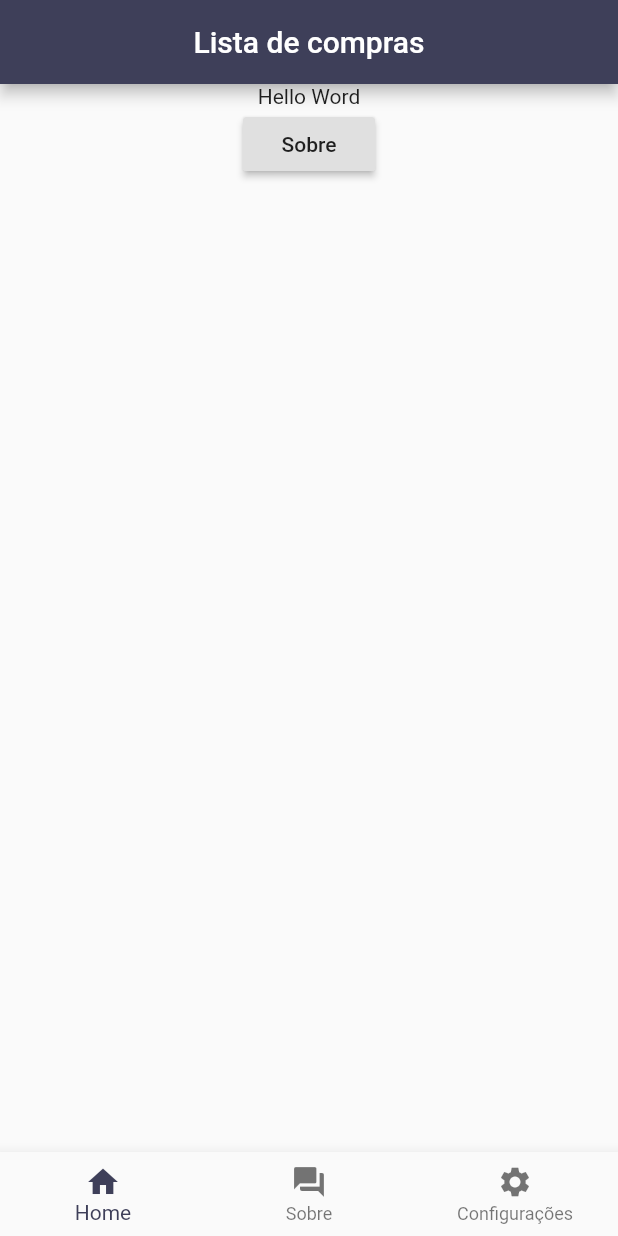
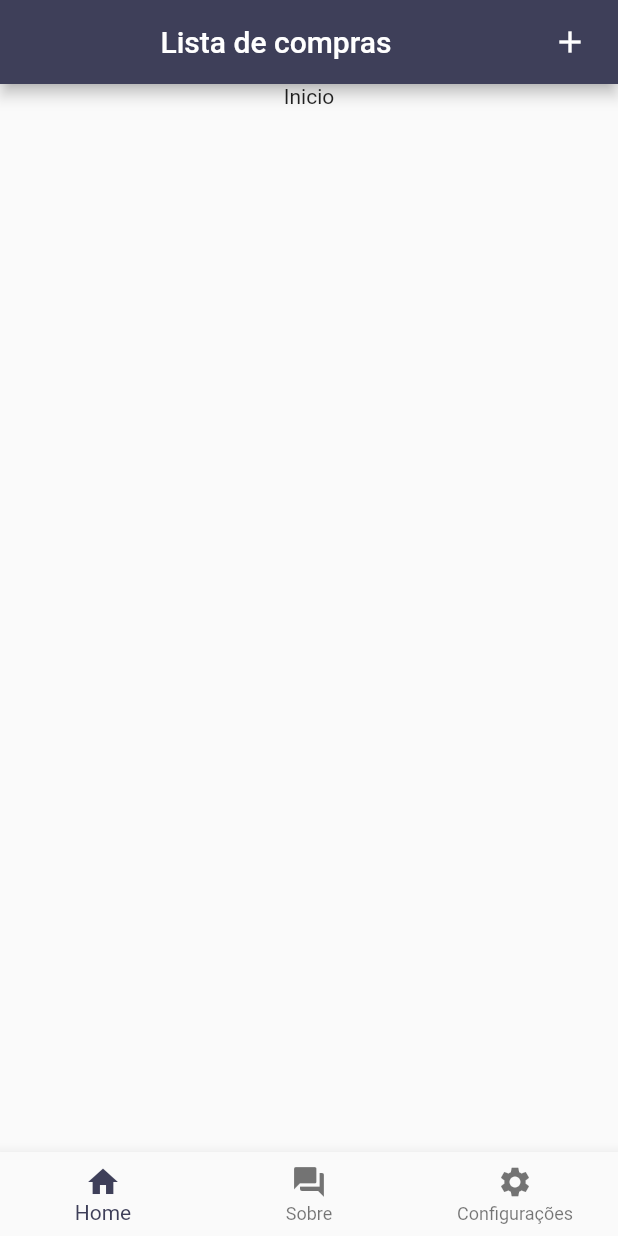
Before and after one commit to MyNameIs-X/lista-compras, a Flutter app: the screen it shows after launch, on a phone screen of 412 x 824 dp. Run offline on Flutter 3.47's test engine with Material 2 defaults, Android fonts, the phone set to English and light mode, and no system bars.

Commit message:
Botão de adicionar

```diff
--- a/lib/layout.dart
+++ b/lib/layout.dart
@@ -15,12 +15,14 @@ class Layout{
   static int currItem = 0;
 
   static Scaffold getContent(BuildContext context, content){
+
     return Scaffold(
       appBar: AppBar(
         backgroundColor: Layout.primary(),
         title: Center(
           child: Text('Lista de compras'),
-        )
+        ),
+        actions: _getActions(context),
       ),
       bottomNavigationBar: BottomNavigationBar(
         currentIndex: currItem,
@@ -33,7 +35,6 @@ class Layout{
         ],
         onTap: (int i){
           currItem = i;
-          print(pages[i]);
           Navigator.of(context).pushNamed(pages[currItem]);
         },
       ),
@@ -41,8 +42,71 @@ class Layout{
     );
   }
 
+  static List<Widget> _getActions(context){
+    List<Widget> itens = List<Widget>();
+
+    if(pages[currItem] == HomePage.tag){
+      TextEditingController _c = TextEditingController();
+
+      itens.add(
+        GestureDetector(
+          onTap: (){
+            showDialog(
+              context: context,
+              barrierDismissible: false,
+              builder: (BuildContext ctx){
+                final input = TextFormField(
+                  controller: _c,
+                  decoration: InputDecoration(
+                    hintText: 'Nome',
+                    contentPadding: EdgeInsets.fromLTRB(10, 5, 10, 5),
+                    border: OutlineInputBorder(
+                      borderRadius: BorderRadius.circular(5),
+
+                    )
+                  )
+                );
+
+                return AlertDialog(
+                  title: Text('Nova lista'),
+                  content: SingleChildScrollView(
+                    child: ListBody(children: <Widget>[
+                        input
+                      ],
+                    ),
+                  ),
+                  actions: <Widget>[
+                    RaisedButton(
+                      color: Layout.secondary(),
+                      child: Text('Cancelar', style: TextStyle(color: Layout.light())),
+                      onPressed: (){
+                        Navigator.of(ctx).pop();
+                      },
+                    ),
+                    RaisedButton(
+                      color: Layout.primary(),
+                      child: Text('Criar', style: TextStyle(color: Layout.light())),
+                      onPressed: (){
+                        Navigator.of(ctx).pop();
+                        print(_c.text);
+                      },
+                    ),
+                  ]
+                );
+              }
+            );
+          },
+          child: Icon(Icons.add),
+        )
+      );
+      itens.add(Padding(padding: EdgeInsets.only(right: 20)));
+    }
+
+    return itens;
+  }
+
   static Color primary([double opacity = 1]) => Color.fromRGBO(62, 63, 89, opacity);
-  static Color secondary([double opacity = 1]) => Color.fromRGBO(111, 168, 191, opacity);
+  static Color secondary([double opacity = 1]) => Color.fromRGBO(150, 150, 150, opacity);
   static Color light([double opacity = 1]) => Color.fromRGBO(242, 234, 228, opacity);
   static Color dark([double opacity = 1]) => Color.fromRGBO(51, 51, 51, opacity);
 
--- a/lib/main.dart
+++ b/lib/main.dart
@@ -26,7 +26,7 @@ class ListaCompras extends StatelessWidget{
         brightness: Brightness.light,
         textTheme: TextTheme(
           headline: TextStyle(fontSize: 72, fontWeight: FontWeight.bold),
-          title: TextStyle(fontSize: 36, fontStyle: FontStyle.italic, color: Colors.blueGrey),
+          title: TextStyle(fontSize: 36, fontStyle: FontStyle.italic, color: Layout.primary()),
           body1: TextStyle(fontSize: 14)
         )
       ),
--- a/lib/pages/home.dart
+++ b/lib/pages/home.dart
@@ -10,21 +10,12 @@ class HomePage extends StatelessWidget{
   @override
   Widget build(BuildContext context) {
 
-    final content = Center(
-      child: Column(
-        children: <Widget>[
-          Text('Hello Word'),
-          RaisedButton(
-            child: Text("Sobre"),
-            onPressed: (){
-              Navigator.of(context).pushNamed(AboutPage.tag);
-            },
-          )
-        ],
-      ),
+    final content = Column(
+      children: <Widget>[
+        Center(child: Text('Inicio'),)
+      ],
     );
 
     return Layout.getContent(context, content);
   }
-
 }
```
Also changed, not shown: 1 other file.
